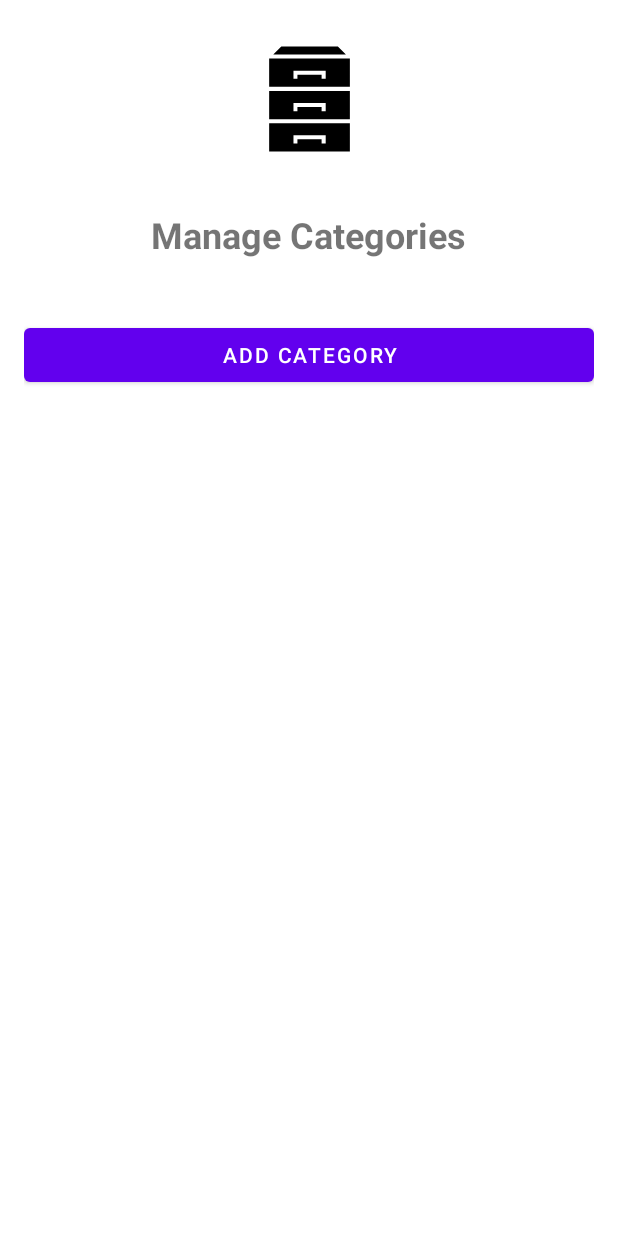
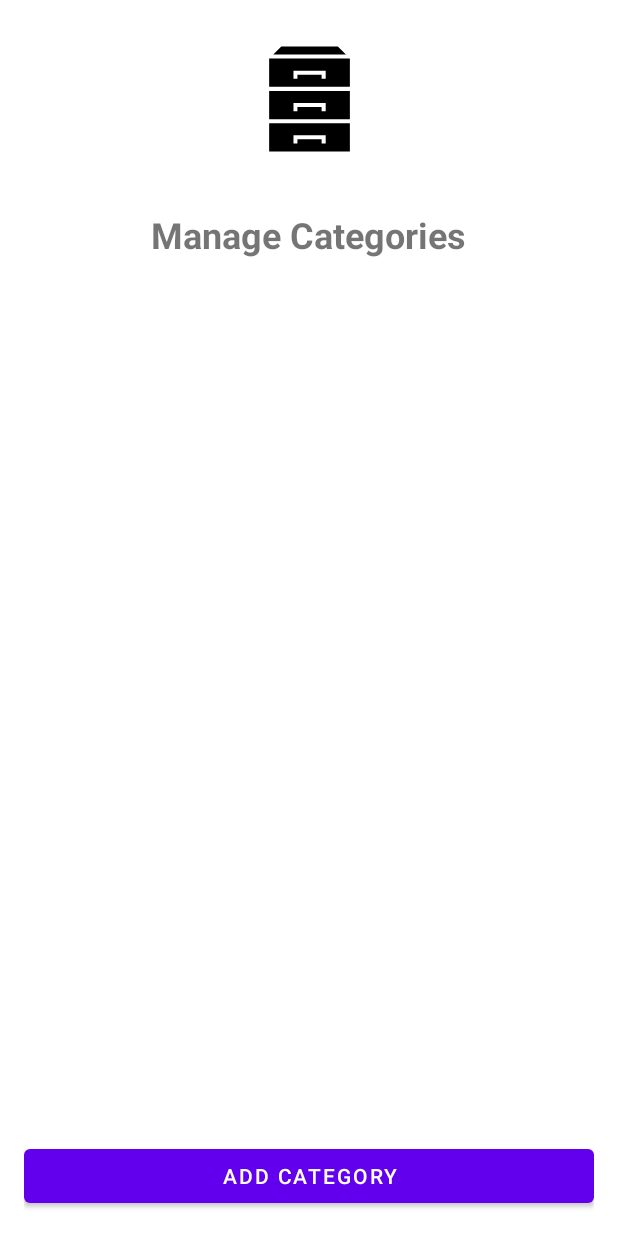
Before and after one commit to CryoSnake22/LocalLoop-App, an Android app: the AdminActivity screen opened directly, with no data from a screen before it, after a tap on "MANAGE CATEGORIES", on a phone screen of 412 x 824 dp. Run offline under Robolectric (Android 15) with nearby library versions, the phone set to English and light mode, and no system bars; our stand-ins replace Firebase (no records; nobody signed in at launch, a user with empty details on screens opened directly).

Commit message:
Added manage category button functioning

```diff
--- a/app/src/main/res/layout/admin_manage_category_activity.xml
+++ b/app/src/main/res/layout/admin_manage_category_activity.xml
@@ -25,7 +25,8 @@
     <androidx.recyclerview.widget.RecyclerView
         android:id="@+id/recycler_category_list"
         android:layout_width="match_parent"
-        android:layout_height="wrap_content" />
+        android:layout_height="0dp"
+        android:layout_weight="1" />
 
     <com.google.android.material.button.MaterialButton
         android:id="@+id/btn_add_category"
```
